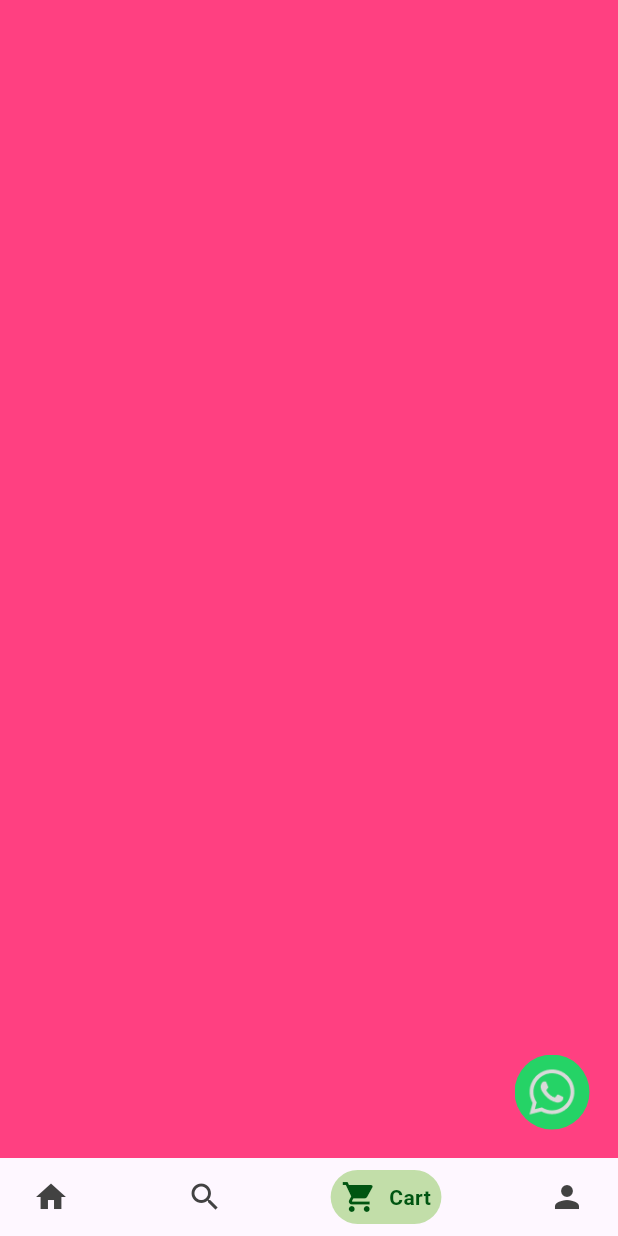
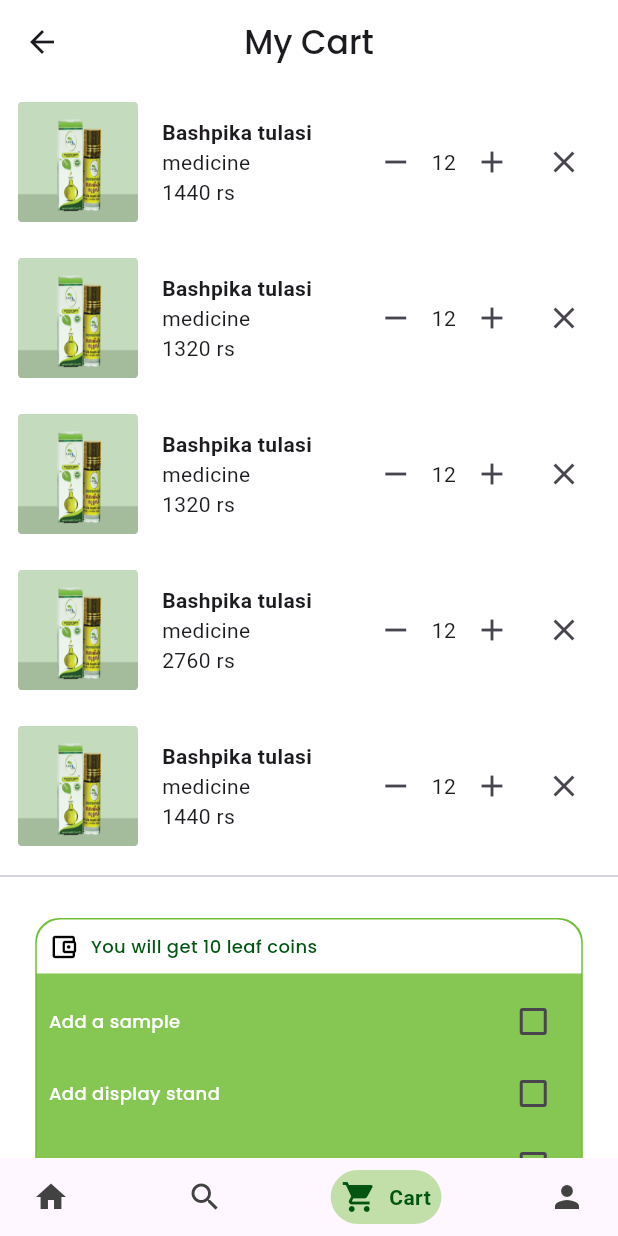
Before and after one commit to Aneenajo2003/biz_hinge, a Flutter app: the screen it shows after launch, item 3 of the bottom bar chosen, on a phone screen of 412 x 824 dp. Run offline on Flutter 3.47's test engine with Material 3 defaults, Android fonts, the phone set to English and light mode, and no system bars; drawn by our look-alikes of google_nav_bar; our stand-ins replace carousel_slider, flutter_animate, flutter_screenutil, google_fonts.

Commit message:
cart page

```diff
--- /dev/null
+++ b/lib/cards/cart/cartitem.dart
@@ -0,0 +1,81 @@
+import 'package:flutter/cupertino.dart';
+import 'package:flutter/material.dart';
+
+class CartItemWidget extends StatelessWidget {
+  final int price; // Price per unit
+  final int quantity; // Current quantity
+  final ValueChanged<int> onQuantityChanged; // Callback for quantity changes
+  final VoidCallback onRemove; // Callback for item removal
+
+  const CartItemWidget({
+    required this.price,
+    required this.quantity,
+    required this.onQuantityChanged,
+    required this.onRemove,
+  });
+
+  @override
+  Widget build(BuildContext context) {
+    // Calculate total price for the current product
+    int totalPrice = price * quantity;
+
+    return Padding(
+      padding: const EdgeInsets.all(12),
+      child: Row(
+        children: [
+          // Item Image
+          Container(
+            width: 80,
+            height: 80,
+
+            decoration: BoxDecoration(
+              color: Colors.grey[200],
+              borderRadius: BorderRadius.circular(10),
+            ),
+            child: Image.asset("assests/image/img_10.png",fit: BoxFit.fill,),// Placeholder for image
+          ),
+          const SizedBox(width: 16.0),
+          // Item Details
+          Expanded(
+            child: Column(
+              crossAxisAlignment: CrossAxisAlignment.start,
+              children: [
+                const Text(
+                  "Bashpika tulasi",
+                  style: TextStyle(fontWeight: FontWeight.bold),
+                ),
+                const Text("medicine"),
+                Text("$totalPrice rs"), // Display total price
+              ],
+            ),
+          ),
+          // Quantity Adjuster
+          Row(
+            children: [
+              IconButton(
+                onPressed: () {
+                  if (quantity > 1) {
+                    onQuantityChanged(quantity - 1); // Decrease quantity
+                  }
+                },
+                icon: const Icon(Icons.remove),
+              ),
+              Text("$quantity"), // Quantity value
+              IconButton(
+                onPressed: () {
+                  onQuantityChanged(quantity + 1); // Increase quantity
+                },
+                icon: const Icon(Icons.add),
+              ),
+            ],
+          ),
+          // Remove Button
+          IconButton(
+            onPressed: onRemove,
+            icon: const Icon(Icons.close),
+          ),
+        ],
+      ),
+    );
+  }
+}
--- /dev/null
+++ b/lib/cards/cart/cartview.dart
@@ -0,0 +1,152 @@
+import 'package:b2bapp/cards/cart/summarycheckbox.dart';
+import 'package:b2bapp/cards/cart/summaryrow.dart';
+import 'package:flutter/cupertino.dart';
+import 'package:flutter/material.dart';
+import 'package:google_fonts/google_fonts.dart';
+
+import '../../payment/successoage.dart';
+
+class Cartview extends StatefulWidget {
+  final int subtotal;  // Add a parameter to accept subtotal
+
+  const Cartview({super.key, required this.subtotal});  // Accept subtotal in constructor
+
+  @override
+  State<Cartview> createState() => _CartviewState();
+}
+
+class _CartviewState extends State<Cartview> {
+  bool isSampleAdded = false;
+  bool isDisplayStandAdded = false;
+  bool isBrochureAdded = false;
+  bool isLeafcoinAdded = false;
+
+  @override
+  Widget build(BuildContext context) {
+    int subtotal = widget.subtotal;  // Use the passed subtotal
+
+    return Container(
+      height: 350,
+      width: 365,
+      margin: const EdgeInsets.only(top: 20.0),
+      decoration: BoxDecoration(
+        color: Color(0xff6EBC31).withOpacity(0.84),
+        borderRadius: BorderRadius.circular(16.0),
+        border: Border.all(color: const Color(0xFF6EBC31), width: 1),
+      ),
+      child: Column(
+        crossAxisAlignment: CrossAxisAlignment.start,
+        children: [
+          Container(
+            decoration: BoxDecoration(
+              color: Colors.white,
+              borderRadius: BorderRadius.only(
+                topLeft: Radius.circular(16.0),
+                topRight: Radius.circular(16.0),
+              ),
+            ),
+            child: Padding(
+              padding: const EdgeInsets.all(8.0),
+              child: Row(
+                children: [
+                  InkWell(onTap:() {},
+                      child: Icon(Icons.account_balance_wallet_outlined, size: 20, color: Colors.black)),
+                  const SizedBox(width: 8),
+                  Expanded(
+                    child: Text(
+                      "You will get 10 leaf coins",
+                      style: GoogleFonts.poppins(
+                        fontSize: 12,
+                        fontWeight: FontWeight.w500,
+                        color: Color(0xff005511),
+                      ),
+                    ),
+                  ),
+                ],
+              ),
+            ),
+          ),
+          Padding(
+            padding: const EdgeInsets.all(8.0),
+            child: Column(
+              children: [
+                SummaryRowWithCheckbox(
+                  label: "Add a sample",
+                  value: isSampleAdded,
+                  onChanged: (bool? value) {
+                    setState(() {
+                      isSampleAdded = value ?? false;
+                    });
+                  },
+                ),
+                SummaryRowWithCheckbox(
+                  label: "Add display stand",
+                  value: isDisplayStandAdded,
+                  onChanged: (bool? value) {
+                    setState(() {
+                      isDisplayStandAdded = value ?? false;
+                    });
+                  },
+                ),
+                SummaryRowWithCheckbox(
+                  label: "Add brochure",
+                  value: isBrochureAdded,
+                  onChanged: (bool? value) {
+                    setState(() {
+                      isBrochureAdded = value ?? false;
+                    });
+                  },
+                ),
+                SummaryRowWithCheckbox(
+                  label: "Add leafcoin",
+                  value: isLeafcoinAdded,
+                  onChanged: (bool? value) {
+                    setState(() {
+                      isLeafcoinAdded = value ?? false;
+                    });
+                  },
+                ),
+                SummaryRow(label: "Subtotal", value: "$subtotal rs"),
+                SummaryRow(label: "Discount Price", value: "0"),
+                SummaryRow(label: "Delivery Charge", value: "Free"),
+                Divider(),
+                SummaryRow(label: "Total", value: "$subtotal rs"),
+                Padding(
+                  padding: const EdgeInsets.only(top: 12.0),
+                  child: Center(
+                    child: SizedBox(
+                      height: 34,
+                      width: 244,
+                      child: ElevatedButton(
+                        onPressed: () {
+                          Navigator.push(
+                            context,
+                            MaterialPageRoute(builder: (context) => FadeInAndSlide()),
+                          );
+                        },
+                        child: Text(
+                          "Proceed to Checkout",
+                          style: GoogleFonts.poppins(
+                            fontSize: 12,
+                            fontWeight: FontWeight.w500,
+                            color: Colors.white,
+                          ),
+                        ),
+                        style: ElevatedButton.styleFrom(
+                          backgroundColor: Color(0xff6EBC31),
+                          shape: RoundedRectangleBorder(
+                            borderRadius: BorderRadius.circular(15.0),
+                          ),
+                        ),
+                      ),
+                    ),
+                  ),
+                ),
+              ],
+            ),
+          ),
+        ],
+      ),
+    );
+  }
+}
--- /dev/null
+++ b/lib/cards/cart/summarycheckbox.dart
@@ -0,0 +1,38 @@
+import 'package:flutter/cupertino.dart';
+import 'package:flutter/material.dart';
+import 'package:google_fonts/google_fonts.dart';
+
+class SummaryRowWithCheckbox extends StatelessWidget {
+  final String label;
+  final bool value;
+  final ValueChanged<bool?> onChanged;
+
+  const SummaryRowWithCheckbox({
+    required this.label,
+    required this.value,
+    required this.onChanged,
+  });
+
+  @override
+  Widget build(BuildContext context) {
+    return Row(
+      mainAxisAlignment: MainAxisAlignment.spaceBetween,
+      children: [
+        Text(
+          label,
+          style: GoogleFonts.poppins(
+            fontSize: 12,
+            fontWeight: FontWeight.w500,
+            color: Colors.white,
+          ),
+        ),
+        Checkbox(
+          value: value,
+          onChanged: onChanged,
+          activeColor: Colors.black54, // Green fill color
+          checkColor: Colors.white, // White tick (checkmark)
+        ),
+      ],
+    );
+  }
+}
--- a/lib/main.dart
+++ b/lib/main.dart
@@ -49,9 +49,9 @@ class _MyHomePageState extends State<MyHomePage> {
     pages = [
       Home(),
       Search(),
-      Cart(),
+      CartPage(),
       Profile(),
-      NaturalDetail()
+
     ];
   }
 
@@ -67,13 +67,13 @@ class _MyHomePageState extends State<MyHomePage> {
           rippleColor: Colors.transparent,
           hoverColor: Colors.transparent,
           haptic: true,
-          tabBorderRadius: 30, // Scaled value
+          tabBorderRadius: 30,
           tabActiveBorder: Border.all(color: Colors.transparent),
           tabBorder: Border.all(color: Colors.transparent),
           tabShadow: [],
           curve: Curves.easeOutExpo,
           duration: Duration(milliseconds: 100),
-          gap: 8, // Use ScreenUtil scaling
+          gap: 8,
           color: Colors.grey[800],
           activeColor: Color(0xff005511),
           iconSize: 24,
@@ -105,10 +105,9 @@ class _MyHomePageState extends State<MyHomePage> {
           ],
         ),
       ),
-      floatingActionButton: Column(
-        mainAxisSize: MainAxisSize.min,
-        children: [
-          FloatingActionButton(
+      floatingActionButton: (currentIndex == 0 || currentIndex == 1 ||
+          currentIndex == 3)
+          ? FloatingActionButton(
         elevation: 0,
         onPressed: _openWhatsApp,
         backgroundColor: Colors.transparent,
@@ -121,9 +120,8 @@ class _MyHomePageState extends State<MyHomePage> {
           ),
         ),
         heroTag: "whatsappBtn",
-          ),
-        ],
-      ),
+      )
+          : null,
     );
   }
 }
--- a/lib/primary/cart.dart
+++ b/lib/primary/cart.dart
@@ -1,13 +1,78 @@
 import 'package:flutter/cupertino.dart';
 import 'package:flutter/material.dart';
+import 'package:google_fonts/google_fonts.dart';
+import '../cards/cart/cartview.dart';
+import '../cards/cart/cartitem.dart';
 
-class Cart extends StatelessWidget {
-  const Cart({super.key});
+class CartPage extends StatefulWidget {
+  @override
+  _CartPageState createState() => _CartPageState();
+}
+
+class _CartPageState extends State<CartPage> {
+  final List<int> productPrices = [120, 110, 110, 230, 120];
+  final List<int> productQuantities = [12, 12, 12, 12, 12];
+
+  int calculateSubtotal() {
+    int subtotal = 0;
+    for (int i = 0; i < productPrices.length; i++) {
+      subtotal += productPrices[i] * productQuantities[i];
+    }
+    return subtotal;
+  }
 
   @override
   Widget build(BuildContext context) {
-    return const Scaffold(
-      backgroundColor: Colors.pinkAccent,
+    int subtotal = calculateSubtotal();
+
+    return Scaffold(
+      backgroundColor: Colors.white,
+      appBar: AppBar(
+        backgroundColor: Colors.transparent,
+        title: Text(
+          "My Cart",
+          style: GoogleFonts.poppins(
+            fontWeight: FontWeight.w500,
+          ),
+        ),
+        leading: IconButton(
+          icon: const Icon(Icons.arrow_back),
+          onPressed: () {
+            Navigator.pop(context);
+          },
+        ),
+        centerTitle: true,
+      ),
+      body: SingleChildScrollView(
+        child: Column(
+          children: [
+            ListView.builder(
+              shrinkWrap: true,
+              physics: NeverScrollableScrollPhysics(),
+              itemCount: productPrices.length,
+              itemBuilder: (context, index) {
+                return CartItemWidget(
+                  price: productPrices[index],
+                  quantity: productQuantities[index],
+                  onQuantityChanged: (newQuantity) {
+                    setState(() {
+                      productQuantities[index] = newQuantity;
+                    });
+                  },
+                  onRemove: () {
+                    setState(() {
+                      productPrices.removeAt(index);
+                      productQuantities.removeAt(index);
+                    });
+                  },
+                );
+              },
+            ),
+            Divider(),
+            Cartview(subtotal: subtotal),  // Pass subtotal to Cartview
+          ],
+        ),
+      ),
     );
   }
 }
--- a/lib/primary/search.dart
+++ b/lib/primary/search.dart
@@ -55,7 +55,9 @@ class _SearchState extends State<Search> {
   @override
   Widget build(BuildContext context) {
     return Scaffold(
+      backgroundColor: Colors.white,
       appBar: AppBar(
+        backgroundColor: Colors.white,
         leading: IconButton(
           icon: const Icon(
             Icons.arrow_back_sharp,
--- a/lib/secondary/productdetail.dart
+++ b/lib/secondary/productdetail.dart
@@ -146,7 +146,7 @@ class _ProductPageState extends State<ProductPage> {
                   onPressed: () {
                     Navigator.push(
                       context,
-                      MaterialPageRoute(builder: (context) => Cart()),
+                      MaterialPageRoute(builder: (context) => CartPage()),
                     );
                   },
                   style: ElevatedButton.styleFrom(
```
Also changed, not shown: lib/Profileitem/help.dart (added, +150 -0 lines), lib/Profileitem/notification.dart (added, +149 -0 lines), lib/cards/cart/summaryrow.dart (added, +48 -0 lines), lib/payment/pagesuccess.dart (+6 -1 lines), lib/primary/home.dart (+10 -3 lines). Lines whose indentation alone changed are shown as unchanged.
